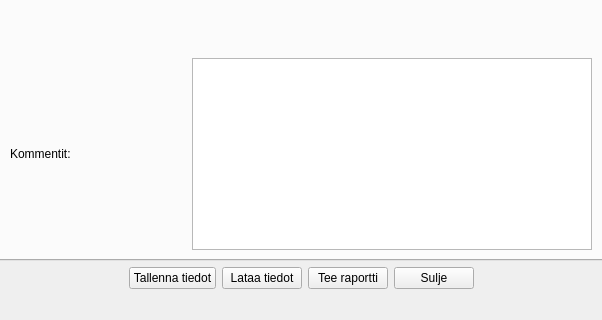
Qt form tabbed_design.ui (jjnurminen/liikelaaj) before a commit; both pictures show x 125 to 727 and y 660 to 980 of the 852 by 980 pixel window.
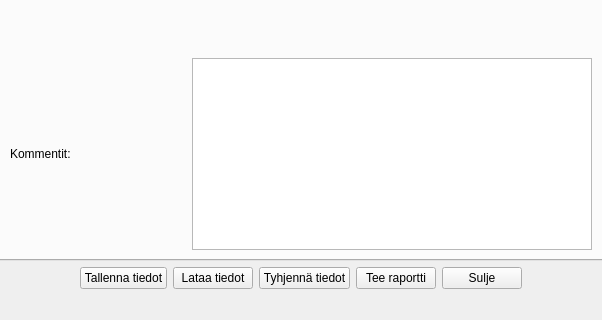
The same form after that commit.

Commit message: clear button

The edit to the form file:
```diff
--- a/tabbed_design.ui
+++ b/tabbed_design.ui
@@ -10585,6 +10585,13 @@
         </property>
        </widget>
       </item>
+      <item>
+       <widget class="QPushButton" name="btnClear">
+        <property name="text">
+         <string>Tyhjennä tiedot</string>
+        </property>
+       </widget>
+      </item>
       <item>
        <widget class="QPushButton" name="btnReport">
         <property name="text">
```
